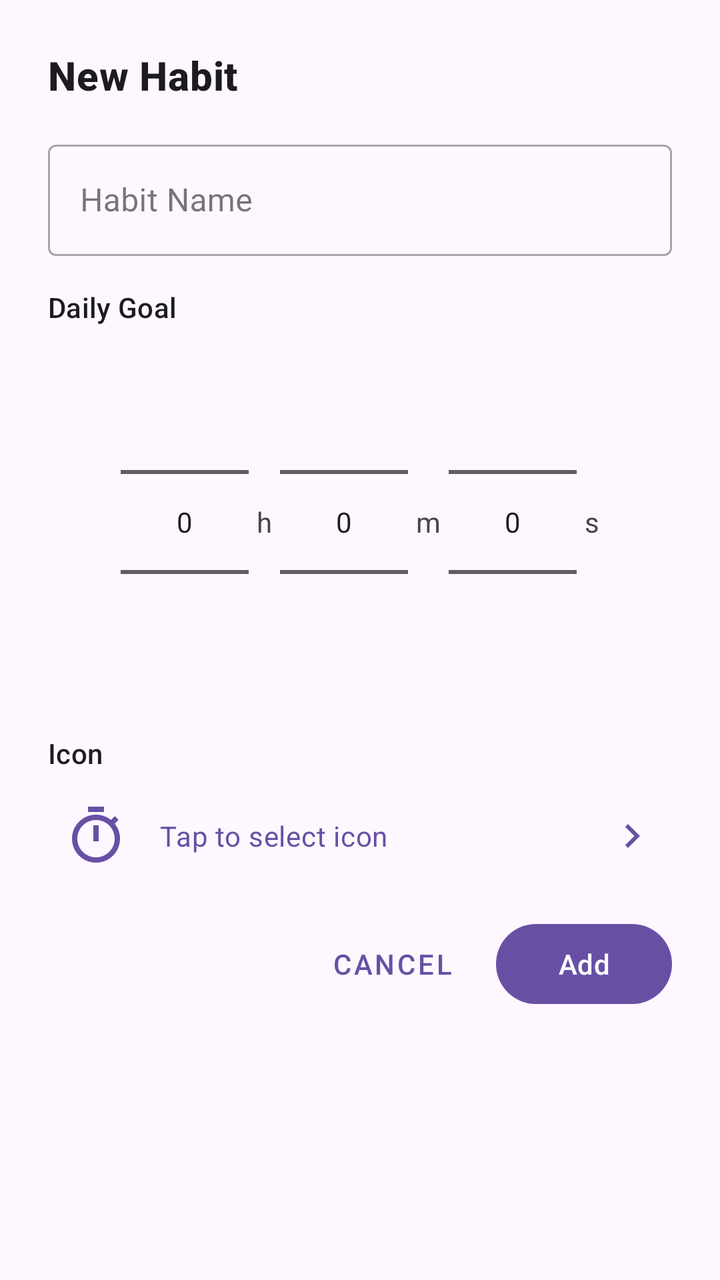
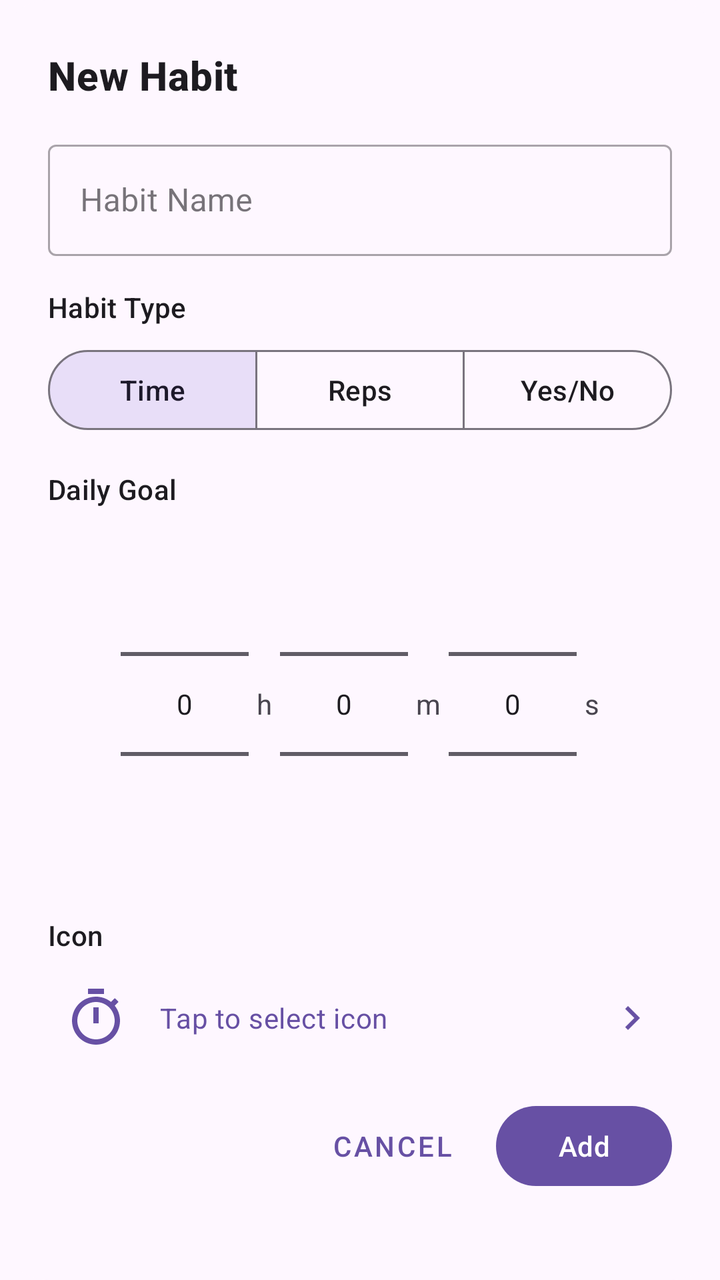

Compare the two renders of this Android layout. The source of the first and the diff that turns it into the second are given below.
<!-- AndroidManifest.xml: application theme Theme.Startwatch -->
<!-- res/layout/dialog_add_habit.xml -->
<?xml version="1.0" encoding="utf-8"?>
<com.google.android.material.card.MaterialCardView xmlns:android="http://schemas.android.com/apk/res/android"
    xmlns:app="http://schemas.android.com/apk/res-auto"
    android:layout_width="match_parent"
    android:layout_height="wrap_content"
    app:cardCornerRadius="24dp"
    app:cardElevation="0dp"
    app:strokeWidth="0dp">

    <LinearLayout
        android:layout_width="match_parent"
        android:layout_height="wrap_content"
        android:orientation="vertical"
        android:padding="24dp">

        <TextView
            android:id="@+id/text_dialog_title"
            android:layout_width="match_parent"
            android:layout_height="wrap_content"
            android:text="New Habit"
            android:textStyle="bold"
            android:textAppearance="?attr/textAppearanceHeadline6"
            android:layout_marginBottom="16dp" />

        <com.google.android.material.textfield.TextInputLayout
            android:layout_width="match_parent"
            android:layout_height="wrap_content"
            android:hint="Habit Name"
            style="@style/Widget.MaterialComponents.TextInputLayout.OutlinedBox">

            <com.google.android.material.textfield.TextInputEditText
                android:id="@+id/edit_habit_name"
                android:layout_width="match_parent"
                android:layout_height="wrap_content"
                android:inputType="textCapSentences" />
        </com.google.android.material.textfield.TextInputLayout>

        <TextView
            android:layout_width="match_parent"
            android:layout_height="wrap_content"
            android:layout_marginTop="16dp"
            android:text="Daily Goal"
            android:textAppearance="?attr/textAppearanceSubtitle2" />

        <LinearLayout
            android:layout_width="match_parent"
            android:layout_height="wrap_content"
            android:layout_marginTop="8dp"
            android:gravity="center"
            android:orientation="horizontal">

            <NumberPicker
                android:id="@+id/picker_hours"
                android:layout_width="wrap_content"
                android:layout_height="wrap_content" />

            <TextView
                android:layout_width="wrap_content"
                android:layout_height="wrap_content"
                android:layout_marginHorizontal="4dp"
                android:text="h" />

            <NumberPicker
                android:id="@+id/picker_minutes"
                android:layout_width="wrap_content"
                android:layout_height="wrap_content" />

            <TextView
                android:layout_width="wrap_content"
                android:layout_height="wrap_content"
                android:layout_marginHorizontal="4dp"
                android:text="m" />

            <NumberPicker
                android:id="@+id/picker_seconds"
                android:layout_width="wrap_content"
                android:layout_height="wrap_content" />

            <TextView
                android:layout_width="wrap_content"
                android:layout_height="wrap_content"
                android:layout_marginStart="4dp"
                android:text="s" />
        </LinearLayout>

        <TextView
            android:layout_width="match_parent"
            android:layout_height="wrap_content"
            android:layout_marginTop="16dp"
            android:text="Icon"
            android:textAppearance="?attr/textAppearanceSubtitle2" />

        <LinearLayout
            android:id="@+id/layout_selected_icon_header"
            android:layout_width="match_parent"
            android:layout_height="wrap_content"
            android:layout_marginTop="8dp"
            android:background="?android:attr/selectableItemBackground"
            android:clickable="true"
            android:focusable="true"
            android:gravity="center_vertical"
            android:orientation="horizontal"
            android:padding="8dp">

            <ImageView
                android:id="@+id/icon_selected_preview"
                android:layout_width="32dp"
                android:layout_height="32dp"
                android:src="@drawable/ic_timer"
                app:tint="?attr/colorPrimary" />

            <TextView
                android:id="@+id/text_expand_icons"
                android:layout_width="0dp"
                android:layout_height="wrap_content"
                android:layout_marginStart="16dp"
                android:layout_weight="1"
                android:text="Tap to select icon"
                android:textAppearance="?attr/textAppearanceBody2"
                android:textColor="?attr/colorPrimary" />

            <ImageView
                android:id="@+id/icon_expand_indicator"
                android:layout_width="24dp"
                android:layout_height="24dp"
                android:src="@drawable/ic_chevron_right"
                app:tint="?attr/colorPrimary" />
        </LinearLayout>

        <androidx.recyclerview.widget.RecyclerView
            android:id="@+id/recycler_icons"
            android:layout_width="match_parent"
            android:layout_height="200dp"
            android:layout_marginTop="8dp"
            android:visibility="gone" />

        <RelativeLayout
            android:layout_width="match_parent"
            android:layout_height="wrap_content"
            android:layout_marginTop="16dp">

            <com.google.android.material.button.MaterialButton
                android:id="@+id/button_delete"
                android:layout_width="wrap_content"
                android:layout_height="wrap_content"
                android:layout_alignParentStart="true"
                android:text="Delete"
                app:icon="@drawable/ic_trash"
                app:iconTint="?attr/colorError"
                android:textColor="?attr/colorError"
                style="@style/Widget.MaterialComponents.Button.TextButton"
                android:visibility="gone" />

            <LinearLayout
                android:layout_width="wrap_content"
                android:layout_height="wrap_content"
                android:layout_alignParentEnd="true"
                android:orientation="horizontal">

                <com.google.android.material.button.MaterialButton
                    android:id="@+id/button_cancel"
                    android:layout_width="wrap_content"
                    android:layout_height="wrap_content"
                    android:text="Cancel"
                    style="@style/Widget.MaterialComponents.Button.TextButton"
                    android:layout_marginEnd="8dp" />

                <com.google.android.material.button.MaterialButton
                    android:id="@+id/button_add"
                    android:layout_width="wrap_content"
                    android:layout_height="wrap_content"
                    android:text="Add" />
            </LinearLayout>
        </RelativeLayout>

    </LinearLayout>
</com.google.android.material.card.MaterialCardView>
<!-- resources referenced by this layout -->
<resources>
  <!-- drawable ic_chevron_right (drawable) -->
  <vector xmlns:android="http://schemas.android.com/apk/res/android"
      android:width="24dp"
      android:height="24dp"
      android:tint="?attr/colorControlNormal"
      android:viewportWidth="24"
      android:viewportHeight="24">
      <path
          android:fillColor="@android:color/white"
          android:pathData="M10,6L8.59,7.41 13.17,12l-4.58,4.59L10,18l6,-6z"/>
  </vector>
  <!-- drawable ic_timer (drawable) -->
  <vector xmlns:android="http://schemas.android.com/apk/res/android"
      android:width="24dp"
      android:height="24dp"
      android:tint="?attr/colorControlNormal"
      android:viewportWidth="24"
      android:viewportHeight="24">
      <path
          android:fillColor="@android:color/white"
          android:pathData="M15,1H9v2h6V1zM11,14h2V8h-2v6zM19.03,7.39l1.42,-1.42c-0.43,-0.51 -0.9,-0.99 -1.41,-1.41l-1.42,1.42C16.07,4.74 14.12,4 12,4c-4.97,0 -9,4.03 -9,9s4.02,9 9,9s9,-4.03 9,-9C21,10.88 20.26,8.93 19.03,7.39zM12,20c-3.87,0 -7,-3.13 -7,-7s3.13,-7 7,-7s7,3.13 7,7S15.87,20 12,20z"/>
  </vector>
  <!-- drawable ic_trash (drawable) -->
  <vector xmlns:android="http://schemas.android.com/apk/res/android"
      android:width="24dp"
      android:height="24dp"
      android:viewportWidth="24"
      android:viewportHeight="24">
    <path
        android:fillColor="#FF000000"
        android:pathData="M16,9v10H8V9h8m-1.5,-6h-5l-1,1H5v2h14V4h-3.5l-1,-1zM18,7H6v12c0,1.1 0.9,2 2,2h8c1.1,0 2,-0.9 2,-2V7z"/>
  </vector>
  <style name="Theme.Startwatch" parent="Base.Theme.Startwatch" />
  <style name="Base.Theme.Startwatch" parent="Theme.Material3.DayNight.NoActionBar">
          
          
      </style>
</resources>

<!-- the commit's change to res/layout/dialog_add_habit.xml (unified diff, before → after) -->
@@ -39,10 +39,53 @@
             android:layout_width="match_parent"
             android:layout_height="wrap_content"
             android:layout_marginTop="16dp"
+            android:text="Habit Type"
+            android:textAppearance="?attr/textAppearanceSubtitle2" />
+
+        <com.google.android.material.button.MaterialButtonToggleGroup
+            android:id="@+id/toggle_habit_type"
+            android:layout_width="match_parent"
+            android:layout_height="wrap_content"
+            android:layout_marginTop="8dp"
+            app:singleSelection="true"
+            app:selectionRequired="true"
+            app:checkedButton="@+id/btn_type_time">
+
+            <com.google.android.material.button.MaterialButton
+                android:id="@+id/btn_type_time"
+                style="?attr/materialButtonOutlinedStyle"
+                android:layout_width="0dp"
+                android:layout_weight="1"
+                android:layout_height="wrap_content"
+                android:text="Time" />
+
+            <com.google.android.material.button.MaterialButton
+                android:id="@+id/btn_type_repetition"
+                style="?attr/materialButtonOutlinedStyle"
+                android:layout_width="0dp"
+                android:layout_weight="1"
+                android:layout_height="wrap_content"
+                android:text="Reps" />
+
+            <com.google.android.material.button.MaterialButton
+                android:id="@+id/btn_type_boolean"
+                style="?attr/materialButtonOutlinedStyle"
+                android:layout_width="0dp"
+                android:layout_weight="1"
+                android:layout_height="wrap_content"
+                android:text="Yes/No" />
+        </com.google.android.material.button.MaterialButtonToggleGroup>
+
+        <TextView
+            android:id="@+id/text_goal_label"
+            android:layout_width="match_parent"
+            android:layout_height="wrap_content"
+            android:layout_marginTop="16dp"
             android:text="Daily Goal"
             android:textAppearance="?attr/textAppearanceSubtitle2" />
 
         <LinearLayout
+            android:id="@+id/layout_time_picker"
             android:layout_width="match_parent"
             android:layout_height="wrap_content"
             android:layout_marginTop="8dp"
@@ -82,6 +125,22 @@
                 android:layout_marginStart="4dp"
                 android:text="s" />
         </LinearLayout>
+
+        <com.google.android.material.textfield.TextInputLayout
+            android:id="@+id/layout_repetition_picker"
+            android:layout_width="match_parent"
+            android:layout_height="wrap_content"
+            android:layout_marginTop="8dp"
+            android:hint="Target Repetitions (e.g. 50)"
+            android:visibility="gone"
+            style="@style/Widget.MaterialComponents.TextInputLayout.OutlinedBox">
+
+            <com.google.android.material.textfield.TextInputEditText
+                android:id="@+id/edit_repetition_target"
+                android:layout_width="match_parent"
+                android:layout_height="wrap_content"
+                android:inputType="number" />
+        </com.google.android.material.textfield.TextInputLayout>
 
         <TextView
             android:layout_width="match_parent"
